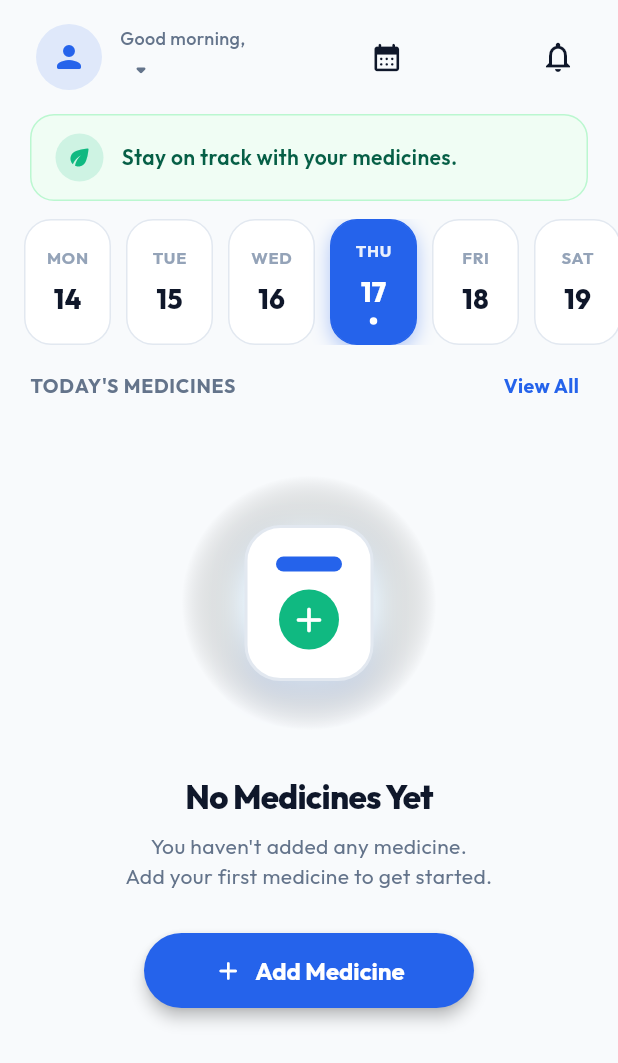
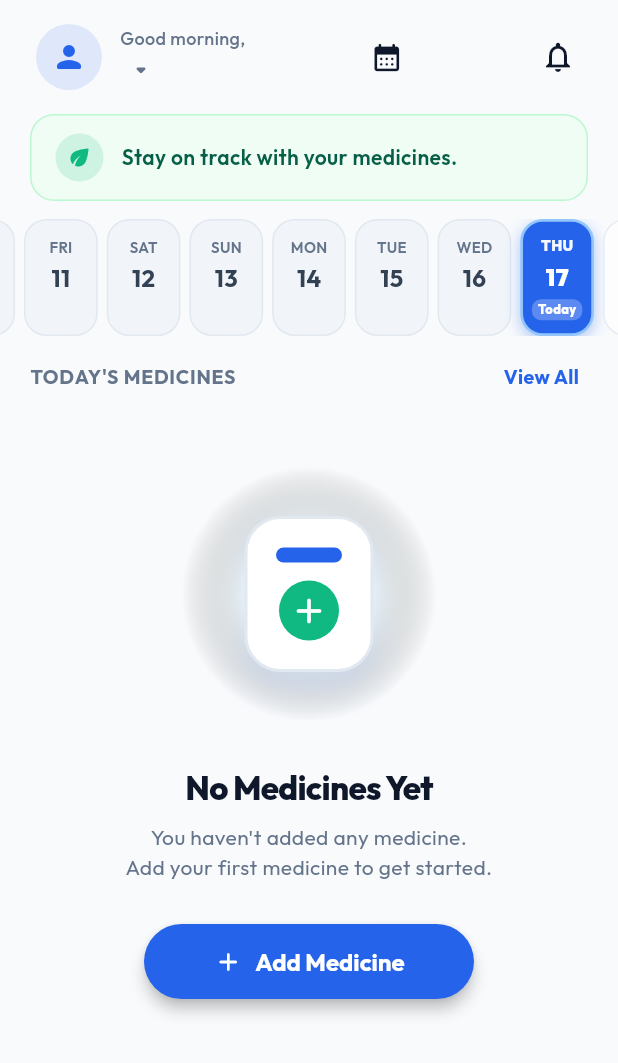
Before and after one commit to kadirlaskar012/medicines_reminder, a Flutter app: the TodayScreen screen opened directly, on a phone screen of 412 x 824 dp. Shown: the top 1063 px of the screen. Run offline on Flutter 3.47's test engine with Material 3 defaults, Android fonts, the phone set to English and light mode, and no system bars; our stand-ins replace flutter_animate, flutter_local_notifications, flutter_svg, google_fonts, image_picker, pdf and 6 more; missing offline and left inert: flutter_displaymode; accounts and stored records are empty.

Commit message:
fix(timeline): dock today at right edge showing 7 days, full month scroll, distinct colors, and eliminate date change flashing

```diff
--- a/lib/core/localization/app_strings.dart
+++ b/lib/core/localization/app_strings.dart
@@ -180,6 +180,7 @@ class AppStrings {
   }
   String get everyday => code == 'bn' ? 'প্রতিদিন' : (code == 'hi' ? 'हर दिन' : 'Everyday');
   String get weekdays => code == 'bn' ? 'কাজের দিন' : (code == 'hi' ? 'कार्यदिवस' : 'Weekdays');
+  String get today => code == 'bn' ? 'আজ' : (code == 'hi' ? 'आज' : 'Today');
 
   // Food Timing
   String get beforeMeal => code == 'bn' ? 'খাওয়ার আগে' : (code == 'hi' ? 'खाने से पहले' : 'Before Meal');
--- a/lib/screens/today/today_screen.dart
+++ b/lib/screens/today/today_screen.dart
@@ -1,4 +1,5 @@
 import 'package:flutter/material.dart';
+import 'package:intl/intl.dart';
 import 'package:provider/provider.dart';
 import '../../core/localization/app_strings.dart';
 import '../../core/theme/app_colors.dart';
@@ -238,50 +239,11 @@ class TodayScreen extends StatelessWidget {
               ),
             ),
 
-            // Calendar Timeline Strip with Today Jump Button
+            // Calendar Timeline Strip
             SliverToBoxAdapter(
-              child: Column(
-                children: [
-                  if (!isViewingToday)
-                    Padding(
-                      padding: const EdgeInsets.fromLTRB(20, 0, 20, 6),
-                      child: Row(
-                        mainAxisAlignment: MainAxisAlignment.end,
-                        children: [
-                          InkWell(
-                            onTap: () => provider.selectDate(now),
-                            borderRadius: BorderRadius.circular(12),
-                            child: Container(
-                              padding: const EdgeInsets.symmetric(horizontal: 10, vertical: 4),
-                              decoration: BoxDecoration(
-                                color: AppColors.primary.withValues(alpha: 0.12),
-                                borderRadius: BorderRadius.circular(12),
-                              ),
-                              child: const Row(
-                                mainAxisSize: MainAxisSize.min,
-                                children: [
-                                  Icon(Icons.today_rounded, size: 14, color: AppColors.primary),
-                                  SizedBox(width: 4),
-                                  Text(
-                                    'Today',
-                                    style: TextStyle(
-                                      fontSize: 12,
-                                      fontWeight: FontWeight.w700,
-                                      color: AppColors.primary,
-                                    ),
-                                  ),
-                                ],
-                              ),
-                            ),
-                          ),
-                        ],
-                      ),
-                    ),
-                  CalendarTimelineBar(
+              child: CalendarTimelineBar(
                 selectedDate: provider.selectedDate,
                 onDateSelected: (date) => provider.selectDate(date),
-                  ),
-                ],
               ),
             ),
 
@@ -293,7 +255,11 @@ class TodayScreen extends StatelessWidget {
                   mainAxisAlignment: MainAxisAlignment.spaceBetween,
                   children: [
                     Text(
-                      s.code == 'bn' ? 'আজকের ওষুধ' : 'TODAY\'S MEDICINES',
+                      isViewingToday
+                          ? (s.code == 'bn' ? 'আজকের ওষুধ' : 'TODAY\'S MEDICINES')
+                          : (s.code == 'bn'
+                              ? '${provider.selectedDate.day} ${DateFormat('MMMM').format(provider.selectedDate)}-এর ওষুধ'
+                              : '${DateFormat('MMMM d').format(provider.selectedDate).toUpperCase()}\'S MEDICINES'),
                       style: TextStyle(
                         fontSize: 13,
                         fontWeight: FontWeight.w700,
@@ -301,6 +267,33 @@ class TodayScreen extends StatelessWidget {
                         letterSpacing: 0.5,
                       ),
                     ),
+                    Row(
+                      children: [
+                        if (!isViewingToday) ...[
+                          InkWell(
+                            onTap: () => provider.selectDate(now),
+                            borderRadius: BorderRadius.circular(8),
+                            child: Padding(
+                              padding: const EdgeInsets.symmetric(horizontal: 6, vertical: 2),
+                              child: Row(
+                                mainAxisSize: MainAxisSize.min,
+                                children: [
+                                  const Icon(Icons.today_rounded, size: 14, color: AppColors.primary),
+                                  const SizedBox(width: 4),
+                                  Text(
+                                    s.code == 'bn' ? 'আজকে ফিরুন' : 'Today',
+                                    style: const TextStyle(
+                                      fontSize: 12,
+                                      fontWeight: FontWeight.w700,
+                                      color: AppColors.primary,
+                                    ),
+                                  ),
+                                ],
+                              ),
+                            ),
+                          ),
+                          const SizedBox(width: 8),
+                        ],
                         InkWell(
                           onTap: () {
                             Navigator.push(
@@ -312,7 +305,7 @@ class TodayScreen extends StatelessWidget {
                           child: Padding(
                             padding: const EdgeInsets.symmetric(horizontal: 6, vertical: 2),
                             child: Text(
-                          'View All',
+                              s.code == 'bn' ? 'সব দেখুন' : 'View All',
                               style: TextStyle(
                                 fontSize: 13,
                                 fontWeight: FontWeight.w700,
@@ -320,6 +313,8 @@ class TodayScreen extends StatelessWidget {
                               ),
                             ),
                           ),
+                        ),
+                      ],
                     ),
                   ],
                 ),
--- a/lib/widgets/calendar_timeline_bar.dart
+++ b/lib/widgets/calendar_timeline_bar.dart
@@ -4,7 +4,7 @@ import 'package:provider/provider.dart';
 import '../core/theme/app_colors.dart';
 import '../providers/language_provider.dart';
 
-class CalendarTimelineBar extends StatelessWidget {
+class CalendarTimelineBar extends StatefulWidget {
   final DateTime selectedDate;
   final Function(DateTime) onDateSelected;
 
@@ -15,110 +15,240 @@ class CalendarTimelineBar extends StatelessWidget {
   });
 
   @override
+  State<CalendarTimelineBar> createState() => _CalendarTimelineBarState();
+}
+
+class _CalendarTimelineBarState extends State<CalendarTimelineBar> {
+  static const double _gap = 6.0;
+  static const double _paddingH = 16.0;
+
+  late final ScrollController _scrollController;
+  late final List<DateTime> _dates;
+  late final int _todayIndex;
+  bool _hasScrolledToInitial = false;
+
+  @override
+  void initState() {
+    super.initState();
+    final now = DateTime.now();
+    final today = DateTime(now.year, now.month, now.day);
+
+    // Generate 61 days: 30 days past, Today, 30 days future (covers full month & history)
+    _dates = List.generate(61, (i) {
+      return today.subtract(Duration(days: 30 - i));
+    });
+    _todayIndex = 30; // Index where today is located
+  }
+
+  @override
+  void didChangeDependencies() {
+    super.didChangeDependencies();
+    if (!_hasScrolledToInitial) {
+      final screenWidth = MediaQuery.of(context).size.width;
+      final itemWidth = (screenWidth - (_paddingH * 2) - (6 * _gap)) / 7.0;
+      // Position Today at the right edge of the visible 7-day strip:
+      // Item at (_todayIndex - 6) is at the left edge, and Today is at the right edge.
+      final targetOffset = (_todayIndex - 6) * (itemWidth + _gap);
+      _scrollController = ScrollController(
+        initialScrollOffset: targetOffset > 0 ? targetOffset : 0.0,
+      );
+      _hasScrolledToInitial = true;
+    }
+  }
+
+  @override
+  void dispose() {
+    _scrollController.dispose();
+    super.dispose();
+  }
+
+  @override
   Widget build(BuildContext context) {
     final now = DateTime.now();
+    final today = DateTime(now.year, now.month, now.day);
     final isDark = Theme.of(context).brightness == Brightness.dark;
+    final s = context.watch<LanguageProvider>().strings;
 
-    // Generate 14 days around today: 4 days past, today, 9 days future
-    final dates = List.generate(14, (i) {
-      return DateTime(now.year, now.month, now.day - 3 + i);
-    });
+    return LayoutBuilder(
+      builder: (context, constraints) {
+        final availableWidth = constraints.maxWidth;
+        // Exactly 7 cards visible across the available width
+        final computedWidth = (availableWidth - (_paddingH * 2) - (6 * _gap)) / 7.0;
+        final itemWidth = computedWidth < 42.0 ? 42.0 : computedWidth;
 
         return SizedBox(
-      height: 84,
+          height: 78,
           child: ListView.separated(
+            controller: _scrollController,
             scrollDirection: Axis.horizontal,
-        padding: const EdgeInsets.symmetric(horizontal: 16),
-        itemCount: dates.length,
-        separatorBuilder: (_, _) => const SizedBox(width: 10),
+            physics: const BouncingScrollPhysics(),
+            padding: const EdgeInsets.symmetric(horizontal: _paddingH),
+            itemCount: _dates.length,
+            separatorBuilder: (_, _) => const SizedBox(width: _gap),
             itemBuilder: (context, index) {
-          final date = dates[index];
-          final isSelected = date.year == selectedDate.year &&
-              date.month == selectedDate.month &&
-              date.day == selectedDate.day;
+              final date = _dates[index];
+              final isSelected = date.year == widget.selectedDate.year &&
+                  date.month == widget.selectedDate.month &&
+                  date.day == widget.selectedDate.day;
               final isToday = date.year == now.year &&
                   date.month == now.month &&
                   date.day == now.day;
+              final isPast = date.isBefore(today);
+
+              // Distinct color styles for Today vs Past vs Future
+              Color cardBg;
+              Border border;
+              List<BoxShadow>? shadow;
+              Color dayTextColor;
+              Color numTextColor;
+
+              if (isToday) {
+                // Today: Prominent Vibrant Brand Blue
+                if (isSelected) {
+                  cardBg = AppColors.primary;
+                  border = Border.all(
+                    color: const Color(0xFF93C5FD),
+                    width: 1.8,
+                  );
+                  shadow = [
+                    BoxShadow(
+                      color: AppColors.primary.withValues(alpha: 0.35),
+                      blurRadius: 8,
+                      offset: const Offset(0, 3),
+                    ),
+                  ];
+                  dayTextColor = Colors.white.withValues(alpha: 0.95);
+                  numTextColor = Colors.white;
+                } else {
+                  cardBg = isDark
+                      ? const Color(0xFF1E3A8A).withValues(alpha: 0.28)
+                      : const Color(0xFFEFF6FF);
+                  border = Border.all(
+                    color: AppColors.primary,
+                    width: 2.0,
+                  );
+                  dayTextColor = AppColors.primary;
+                  numTextColor = AppColors.primary;
+                }
+              } else if (isPast) {
+                // Past Days: Distinct Slate / Neutral tones
+                if (isSelected) {
+                  cardBg = isDark ? const Color(0xFF334155) : const Color(0xFF475569);
+                  border = Border.all(
+                    color: isDark ? const Color(0xFF64748B) : const Color(0xFF334155),
+                    width: 1.8,
+                  );
+                  shadow = [
+                    BoxShadow(
+                      color: Colors.black.withValues(alpha: 0.15),
+                      blurRadius: 6,
+                      offset: const Offset(0, 2),
+                    ),
+                  ];
+                  dayTextColor = Colors.white.withValues(alpha: 0.9);
+                  numTextColor = Colors.white;
+                } else {
+                  cardBg = isDark
+                      ? const Color(0xFF1E293B)
+                      : const Color(0xFFF1F5F9);
+                  border = Border.all(
+                    color: isDark ? const Color(0xFF334155) : const Color(0xFFE2E8F0),
+                    width: 1.0,
+                  );
+                  dayTextColor = isDark ? const Color(0xFF94A3B8) : const Color(0xFF64748B);
+                  numTextColor = isDark ? const Color(0xFFCBD5E1) : const Color(0xFF334155);
+                }
+              } else {
+                // Future / Upcoming Days (revealed on scroll right)
+                if (isSelected) {
+                  cardBg = AppColors.primaryDark;
+                  border = Border.all(color: AppColors.primary, width: 1.5);
+                  dayTextColor = Colors.white.withValues(alpha: 0.9);
+                  numTextColor = Colors.white;
+                } else {
+                  cardBg = isDark
+                      ? AppColors.darkCard.withValues(alpha: 0.35)
+                      : AppColors.lightSurface.withValues(alpha: 0.65);
+                  border = Border.all(
+                    color: isDark
+                        ? const Color(0xFF334155).withValues(alpha: 0.5)
+                        : const Color(0xFFE2E8F0).withValues(alpha: 0.8),
+                    width: 1.0,
+                  );
+                  dayTextColor = isDark ? const Color(0xFF64748B) : const Color(0xFF94A3B8);
+                  numTextColor = isDark ? const Color(0xFF64748B) : const Color(0xFF94A3B8);
+                }
+              }
 
               return GestureDetector(
-            onTap: () => onDateSelected(date),
+                onTap: () => widget.onDateSelected(date),
                 child: AnimatedContainer(
-              duration: const Duration(milliseconds: 250),
+                  duration: const Duration(milliseconds: 200),
                   curve: Curves.easeInOut,
-              width: 58,
-              padding: const EdgeInsets.symmetric(vertical: 10),
+                  width: itemWidth,
+                  padding: const EdgeInsets.symmetric(vertical: 6),
                   decoration: BoxDecoration(
-                color: isSelected
-                    ? AppColors.primary
-                    : isDark
-                        ? AppColors.darkCard
-                        : AppColors.lightSurface,
-                borderRadius: BorderRadius.circular(18),
-                border: Border.all(
-                  color: isSelected
-                      ? AppColors.primary
-                      : isToday
-                          ? AppColors.primary.withValues(alpha: 0.5)
-                          : isDark
-                              ? AppColors.darkBorder
-                              : AppColors.lightBorder,
-                  width: isToday && !isSelected ? 1.5 : 1,
-                ),
-                boxShadow: isSelected
-                    ? [
-                        BoxShadow(
-                          color: AppColors.primary.withValues(alpha: 0.35),
-                          blurRadius: 10,
-                          offset: const Offset(0, 4),
-                        ),
-                      ]
-                    : null,
+                    color: cardBg,
+                    borderRadius: BorderRadius.circular(15),
+                    border: border,
+                    boxShadow: shadow,
                   ),
                   child: Column(
                     mainAxisAlignment: MainAxisAlignment.center,
                     children: [
-                  Builder(
-                    builder: (context) {
-                      final s = context.watch<LanguageProvider>().strings;
-                      return Text(
+                      // Weekday name
+                      Text(
                         s.weekdayShort(date.weekday),
                         style: TextStyle(
-                          fontSize: 11,
-                          fontWeight: FontWeight.w700,
-                          letterSpacing: 0.5,
-                          color: isSelected
-                              ? Colors.white.withValues(alpha: 0.9)
-                              : isDark
-                                  ? AppColors.darkTextMuted
-                                  : AppColors.lightTextMuted,
+                          fontSize: 10,
+                          fontWeight: isToday ? FontWeight.w800 : FontWeight.w600,
+                          letterSpacing: 0.2,
+                          color: dayTextColor,
                         ),
-                      );
-                    },
+                        maxLines: 1,
+                        overflow: TextOverflow.ellipsis,
                       ),
-                  const SizedBox(height: 6),
+                      const SizedBox(height: 3),
+                      // Day number
                       Text(
                         DateFormat('d').format(date),
                         style: TextStyle(
-                      fontSize: 18,
-                      fontWeight: FontWeight.w800,
-                      color: isSelected
-                          ? Colors.white
-                          : isDark
-                              ? AppColors.darkTextPrimary
-                              : AppColors.lightTextPrimary,
+                          fontSize: 16,
+                          fontWeight: (isToday || isSelected) ? FontWeight.w900 : FontWeight.w700,
+                          color: numTextColor,
                         ),
                       ),
-                  if (isToday) ...[
-                    const SizedBox(height: 4),
+                      const SizedBox(height: 3),
+                      // Bottom Indicator / Today Pill Badge
+                      if (isToday)
                         Container(
-                      width: 5,
-                      height: 5,
+                          padding: const EdgeInsets.symmetric(horizontal: 4, vertical: 1),
                           decoration: BoxDecoration(
-                        shape: BoxShape.circle,
+                            color: isSelected
+                                ? Colors.white.withValues(alpha: 0.25)
+                                : AppColors.primary.withValues(alpha: 0.15),
+                            borderRadius: BorderRadius.circular(6),
+                          ),
+                          child: Text(
+                            s.today,
+                            style: TextStyle(
+                              fontSize: 8.5,
+                              fontWeight: FontWeight.w800,
                               color: isSelected ? Colors.white : AppColors.primary,
                             ),
                           ),
-                  ],
+                        )
+                      else if (isPast && isSelected)
+                        Container(
+                          width: 4,
+                          height: 4,
+                          decoration: const BoxDecoration(
+                            shape: BoxShape.circle,
+                            color: Colors.white70,
+                          ),
+                        )
+                      else
+                        const SizedBox(height: 12),
                     ],
                   ),
                 ),
@@ -126,5 +256,7 @@ class CalendarTimelineBar extends StatelessWidget {
             },
           ),
         );
+      },
+    );
   }
 }
```
Lines whose indentation alone changed are shown as unchanged.
